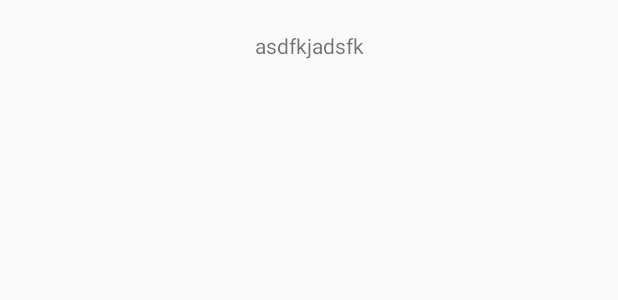
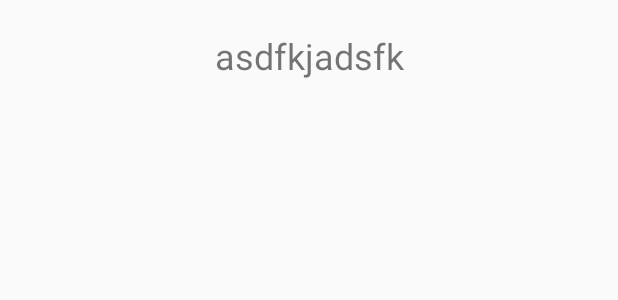
Before and after one commit to sherleywang/MiniGame, an Android app: the layout content_main.xml on its own in the app's theme, with its tools: preview values and no code run, on a phone screen of 412 x 824 dp. Shown: the top 300 px of the screen. Run offline under Robolectric (Android 15) with nearby library versions, the phone set to English and light mode, and no system bars.

Commit message:
Named strings and made digit boxes

```diff
--- a/app/src/main/res/layout/content_main.xml
+++ b/app/src/main/res/layout/content_main.xml
@@ -9,11 +9,40 @@
     tools:showIn="@layout/app_bar_main">
 
     <TextView
+        android:id="@+id/digit3"
+        android:layout_width="74dp"
+        android:layout_height="76dp"
+        android:layout_marginStart="16dp"
+        android:layout_marginTop="30dp"
+        android:layout_marginEnd="30dp"
+        android:text="@string/blank"
+        app:layout_constraintEnd_toStartOf="@+id/digit1000"
+        app:layout_constraintStart_toStartOf="parent"
+        app:layout_constraintTop_toBottomOf="@+id/number_guide" />
+
+    <TextView
+        android:id="@+id/digit2"
+        android:layout_width="74dp"
+        android:layout_height="76dp"
+        android:text="@string/blank"
+        tools:layout_editor_absoluteX="321dp"
+        tools:layout_editor_absoluteY="82dp" />
+
+    <TextView
+        android:id="@+id/digit"
+        android:layout_width="74dp"
+        android:layout_height="76dp"
+        android:text="@string/blank"
+        tools:layout_editor_absoluteX="221dp"
+        tools:layout_editor_absoluteY="82dp" />
+
+    <TextView
         android:id="@+id/number_guide"
         android:layout_width="380dp"
         android:layout_height="35dp"
         android:text="asdfkjadsfk"
         android:textAlignment="center"
+        android:textSize="24sp"
         app:layout_constraintBottom_toBottomOf="parent"
         app:layout_constraintHorizontal_bias="0.497"
         app:layout_constraintLeft_toLeftOf="parent"
@@ -21,4 +50,12 @@
         app:layout_constraintTop_toTopOf="parent"
         app:layout_constraintVertical_bias="0.026" />
 
+    <TextView
+        android:id="@+id/digit1000"
+        android:layout_width="74dp"
+        android:layout_height="76dp"
+        android:text="@string/blank"
+        tools:layout_editor_absoluteX="120dp"
+        tools:layout_editor_absoluteY="82dp" />
+
 </android.support.constraint.ConstraintLayout>
```
Also changed, not shown: app/src/main/res/values/strings.xml (+14 -13 lines).
